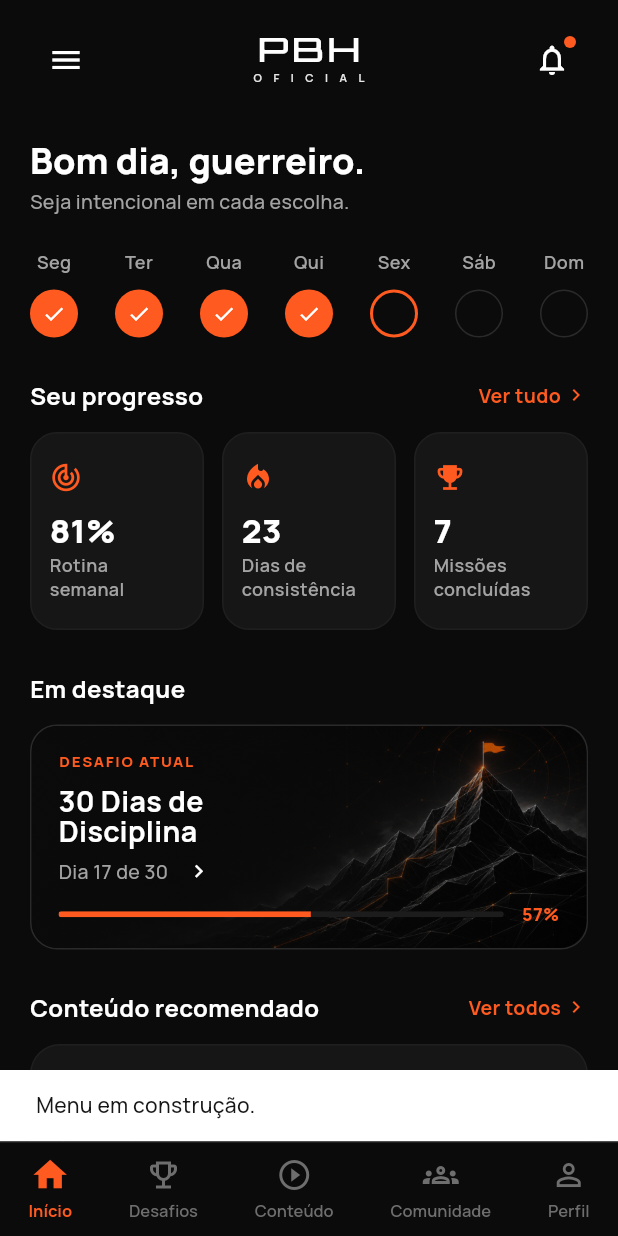
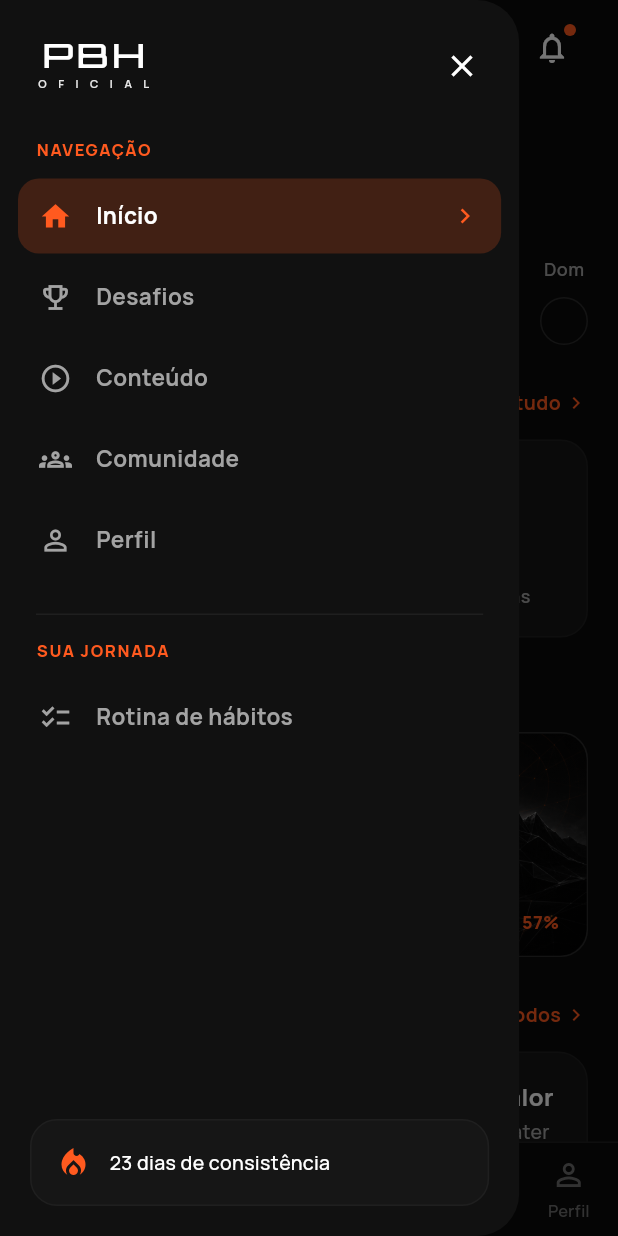
Before and after one commit to AmaralRage/pbh_oficial, a Flutter app: the screen it shows after launch, after a tap on "Começar agora", after a tap on the "menu" icon, on a phone screen of 412 x 824 dp. Run offline on Flutter 3.47's test engine with Material 3 defaults, Android fonts, the phone set to English and light mode, and no system bars; our stand-ins replace google_fonts.

Commit message:
ajustes e correções

```diff
--- a/lib/main_navigation.dart
+++ b/lib/main_navigation.dart
@@ -3,8 +3,12 @@ import 'core/theme/app_colors.dart';
 import 'screens/challenges_screen.dart';
 import 'screens/community_screen.dart';
 import 'screens/content_screen.dart';
+import 'screens/habits_screen.dart';
 import 'screens/home_screen.dart';
 import 'screens/profile_screen.dart';
+import 'core/navigation/app_transitions.dart';
+import 'widgets/pbh_app_drawer.dart';
+import 'widgets/pbh_app_header.dart';
 import 'widgets/pbh_bottom_nav.dart';
 
 /// Widget raiz que controla a navegação principal do app (bottom nav).
@@ -19,6 +23,8 @@ class MainNavigation extends StatefulWidget {
 }
 
 class _MainNavigationState extends State<MainNavigation> {
+  static const _sectionNames = ['Início', 'Desafios', 'Conteúdo', 'Comunidade', 'Perfil'];
+  final _scaffoldKey = GlobalKey<ScaffoldState>();
   late int _currentIndex;
   int _previousIndex = 0;
 
@@ -36,6 +42,14 @@ class _MainNavigationState extends State<MainNavigation> {
     });
   }
 
+  void _openMenu() => _scaffoldKey.currentState?.openDrawer();
+
+  void _openHabits() {
+    Navigator.of(context).push(
+      fadeSlideRoute(HabitsScreen(onNavigate: _goTo)),
+    );
+  }
+
   @override
   Widget build(BuildContext context) {
     final screens = [
@@ -47,11 +61,22 @@ class _MainNavigationState extends State<MainNavigation> {
     ];
 
     return Scaffold(
+      key: _scaffoldKey,
       backgroundColor: AppColors.background,
+      drawer: PbhAppDrawer(
+        currentIndex: _currentIndex,
+        onNavigate: _goTo,
+        onOpenHabits: _openHabits,
+      ),
       body: SafeArea(
-        top: false,
-        child: Padding(
-          padding: const EdgeInsets.only(top: 8),
+        bottom: false,
+        child: Column(
+          children: [
+            PbhAppHeader(
+              currentSection: _sectionNames[_currentIndex],
+              onMenuPressed: _openMenu,
+            ),
+            Expanded(
               child: AnimatedSwitcher(
                 duration: const Duration(milliseconds: 360),
                 reverseDuration: const Duration(milliseconds: 260),
@@ -75,6 +100,8 @@ class _MainNavigationState extends State<MainNavigation> {
                 ),
               ),
             ),
+          ],
+        ),
       ),
       bottomNavigationBar: PbhBottomNav(
         currentIndex: _currentIndex,
--- a/lib/models/community_post_model.dart
+++ b/lib/models/community_post_model.dart
@@ -19,6 +19,34 @@ class CommunityPostModel {
 }
 
 const List<CommunityPostModel> mockPosts = [
+  CommunityPostModel(
+    authorName: 'Samuel Robson Fiales',
+    authorInitials: 'SR',
+    timeAgo: '18min',
+    content:
+        'Entrei buscando disciplina e encontrei uma nova forma de conduzir minha vida. A rotina me devolveu presença em casa, foco no trabalho e confiança para cumprir o que prometo.',
+    likes: 187,
+    comments: 29,
+    achievementTag: 'Jornada transformadora',
+  ),
+  CommunityPostModel(
+    authorName: 'Wellerson Ramos',
+    authorInitials: 'WR',
+    timeAgo: '42min',
+    content:
+        'Depois de participar do projeto, parei de esperar motivação para agir. Os pequenos compromissos diários mudaram minha saúde, minha família e a maneira como enxergo meu futuro.',
+    likes: 163,
+    comments: 24,
+  ),
+  CommunityPostModel(
+    authorName: 'André Monteiro',
+    authorInitials: 'AM',
+    timeAgo: '1h',
+    content:
+        'A comunidade me mostrou que evolução não precisa ser solitária. Hoje tenho constância, apoio e orgulho da pessoa que estou construindo todos os dias.',
+    likes: 121,
+    comments: 18,
+  ),
   CommunityPostModel(
     authorName: 'Marcus V.',
     authorInitials: 'MV',
--- a/lib/screens/home_screen.dart
+++ b/lib/screens/home_screen.dart
@@ -6,7 +6,6 @@ import '../models/challenge_model.dart';
 import '../models/program_model.dart';
 import '../widgets/animated_entry.dart';
 import '../widgets/featured_challenge_card.dart';
-import '../widgets/pbh_logo.dart';
 import '../widgets/program_card.dart';
 import '../widgets/section_header.dart';
 import '../widgets/stat_card.dart';
@@ -31,39 +30,6 @@ class HomeScreen extends StatelessWidget {
       child: ListView(
         padding: const EdgeInsets.fromLTRB(20, 8, 20, 24),
         children: [
-          Row(
-            mainAxisAlignment: MainAxisAlignment.spaceBetween,
-            children: [
-              IconButton(
-                icon: const Icon(Icons.menu, color: AppColors.textPrimary),
-                onPressed: () => ScaffoldMessenger.of(context).showSnackBar(
-                  const SnackBar(content: Text('Menu em construção.')),
-                ),
-              ),
-              const PbhLogo(compact: true),
-              Stack(
-                clipBehavior: Clip.none,
-                children: [
-                  IconButton(
-                    icon: const Icon(Icons.notifications_none, color: AppColors.textPrimary),
-                    onPressed: () => ScaffoldMessenger.of(context).showSnackBar(
-                      const SnackBar(content: Text('Você está em dia por aqui.')),
-                    ),
-                  ),
-                  Positioned(
-                    right: 8,
-                    top: 8,
-                    child: Container(
-                      width: 8,
-                      height: 8,
-                      decoration: const BoxDecoration(color: AppColors.orange, shape: BoxShape.circle),
-                    ),
-                  ),
-                ],
-              ),
-            ],
-          ),
-          const SizedBox(height: 28),
           AnimatedEntry(
             delayMs: 60,
             child: Column(
--- /dev/null
+++ b/lib/widgets/pbh_app_drawer.dart
@@ -0,0 +1,160 @@
+import 'package:flutter/material.dart';
+
+import '../core/theme/app_colors.dart';
+import '../core/theme/app_text_styles.dart';
+import 'pbh_logo.dart';
+
+/// Menu principal aberto pelo icone de tres tracos da tela inicial.
+class PbhAppDrawer extends StatelessWidget {
+  final int currentIndex;
+  final ValueChanged<int> onNavigate;
+  final VoidCallback onOpenHabits;
+
+  const PbhAppDrawer({
+    super.key,
+    required this.currentIndex,
+    required this.onNavigate,
+    required this.onOpenHabits,
+  });
+
+  static const _mainItems = <_DrawerItemData>[
+    _DrawerItemData(icon: Icons.home_outlined, activeIcon: Icons.home, label: 'Início', index: 0),
+    _DrawerItemData(icon: Icons.emoji_events_outlined, activeIcon: Icons.emoji_events, label: 'Desafios', index: 1),
+    _DrawerItemData(icon: Icons.play_circle_outline, activeIcon: Icons.play_circle_fill, label: 'Conteúdo', index: 2),
+    _DrawerItemData(icon: Icons.groups_outlined, activeIcon: Icons.groups, label: 'Comunidade', index: 3),
+    _DrawerItemData(icon: Icons.person_outline, activeIcon: Icons.person, label: 'Perfil', index: 4),
+  ];
+
+  void _selectTab(BuildContext context, int index) {
+    Navigator.of(context).pop();
+    if (index != currentIndex) onNavigate(index);
+  }
+
+  void _openHabits(BuildContext context) {
+    Navigator.of(context).pop();
+    onOpenHabits();
+  }
+
+  @override
+  Widget build(BuildContext context) {
+    return Drawer(
+      width: MediaQuery.sizeOf(context).width * .84,
+      backgroundColor: AppColors.backgroundElevated,
+      shape: const RoundedRectangleBorder(
+        borderRadius: BorderRadius.horizontal(right: Radius.circular(28)),
+      ),
+      child: SafeArea(
+        child: Column(
+          crossAxisAlignment: CrossAxisAlignment.start,
+          children: [
+            Padding(
+              padding: const EdgeInsets.fromLTRB(24, 20, 14, 24),
+              child: Row(
+                children: [
+                  const PbhLogo(compact: true),
+                  const Spacer(),
+                  IconButton(
+                    tooltip: 'Fechar menu',
+                    icon: const Icon(Icons.close, color: AppColors.textPrimary),
+                    onPressed: () => Navigator.of(context).pop(),
+                  ),
+                ],
+              ),
+            ),
+            Padding(
+              padding: const EdgeInsets.symmetric(horizontal: 24),
+              child: Text('NAVEGAÇÃO', style: AppTextStyles.eyebrow),
+            ),
+            const SizedBox(height: 10),
+            ..._mainItems.map((item) => _DrawerNavigationItem(
+                  icon: currentIndex == item.index ? item.activeIcon : item.icon,
+                  label: item.label,
+                  selected: currentIndex == item.index,
+                  onTap: () => _selectTab(context, item.index),
+                )),
+            const Padding(
+              padding: EdgeInsets.fromLTRB(24, 22, 24, 16),
+              child: Divider(),
+            ),
+            Padding(
+              padding: const EdgeInsets.symmetric(horizontal: 24),
+              child: Text('SUA JORNADA', style: AppTextStyles.eyebrow),
+            ),
+            const SizedBox(height: 10),
+            _DrawerNavigationItem(
+              icon: Icons.checklist_outlined,
+              label: 'Rotina de hábitos',
+              selected: false,
+              onTap: () => _openHabits(context),
+            ),
+            const Spacer(),
+            Container(
+              margin: const EdgeInsets.all(20),
+              padding: const EdgeInsets.all(16),
+              decoration: BoxDecoration(
+                color: AppColors.surface,
+                borderRadius: BorderRadius.circular(18),
+                border: Border.all(color: AppColors.borderSubtle),
+              ),
+              child: Row(
+                children: [
+                  const Icon(Icons.local_fire_department, color: AppColors.orange),
+                  const SizedBox(width: 12),
+                  Expanded(
+                    child: Text('23 dias de consistência', style: AppTextStyles.bodySmall.copyWith(color: AppColors.textPrimary)),
+                  ),
+                ],
+              ),
+            ),
+          ],
+        ),
+      ),
+    );
+  }
+}
+
+class _DrawerItemData {
+  final IconData icon;
+  final IconData activeIcon;
+  final String label;
+  final int index;
+
+  const _DrawerItemData({required this.icon, required this.activeIcon, required this.label, required this.index});
+}
+
+class _DrawerNavigationItem extends StatelessWidget {
+  final IconData icon;
+  final String label;
+  final bool selected;
+  final VoidCallback onTap;
+
+  const _DrawerNavigationItem({required this.icon, required this.label, required this.selected, required this.onTap});
+
+  @override
+  Widget build(BuildContext context) {
+    final color = selected ? AppColors.orange : AppColors.textSecondary;
+    return Padding(
+      padding: const EdgeInsets.symmetric(horizontal: 12, vertical: 2),
+      child: Material(
+        color: selected ? AppColors.orangeDim : Colors.transparent,
+        borderRadius: BorderRadius.circular(14),
+        child: InkWell(
+          borderRadius: BorderRadius.circular(14),
+          onTap: onTap,
+          child: Padding(
+            padding: const EdgeInsets.symmetric(horizontal: 14, vertical: 14),
+            child: Row(
+              children: [
+                Icon(icon, color: color, size: 22),
+                const SizedBox(width: 16),
+                Text(label, style: AppTextStyles.titleMedium.copyWith(color: selected ? AppColors.textPrimary : AppColors.textSecondary, fontSize: 15)),
+                const Spacer(),
+                if (selected) const Icon(Icons.chevron_right, color: AppColors.orange, size: 20),
+              ],
+            ),
+          ),
+        ),
+      ),
+    );
+  }
+}
--- /dev/null
+++ b/lib/widgets/pbh_app_header.dart
@@ -0,0 +1,85 @@
+import 'package:flutter/material.dart';
+
+import '../core/theme/app_colors.dart';
+import '../core/theme/app_text_styles.dart';
+import 'pbh_logo.dart';
+
+/// Cabeçalho permanente das seções principais do aplicativo.
+/// O indicador abaixo da marca mostra a área selecionada sem substituir a
+/// identidade visual fixa do topo.
+class PbhAppHeader extends StatelessWidget {
+  final String currentSection;
+  final VoidCallback onMenuPressed;
+
+  const PbhAppHeader({
+    super.key,
+    required this.currentSection,
+    required this.onMenuPressed,
+  });
+
+  @override
+  Widget build(BuildContext context) {
+    return Container(
+      color: AppColors.background,
+      padding: const EdgeInsets.fromLTRB(20, 8, 20, 10),
+      child: Column(
+        children: [
+          SizedBox(
+            height: 48,
+            child: Row(
+              children: [
+                IconButton(
+                  tooltip: 'Abrir menu',
+                  icon: const Icon(Icons.menu, color: AppColors.textPrimary),
+                  onPressed: onMenuPressed,
+                ),
+                const Expanded(child: Center(child: PbhLogo(compact: true))),
+                Stack(
+                  clipBehavior: Clip.none,
+                  children: [
+                    IconButton(
+                      tooltip: 'Notificações',
+                      icon: const Icon(Icons.notifications_none, color: AppColors.textPrimary),
+                      onPressed: () => ScaffoldMessenger.of(context).showSnackBar(
+                        const SnackBar(content: Text('Você está em dia por aqui.')),
+                      ),
+                    ),
+                    Positioned(
+                      right: 8,
+                      top: 8,
+                      child: Container(
+                        width: 8,
+                        height: 8,
+                        decoration: const BoxDecoration(color: AppColors.orange, shape: BoxShape.circle),
+                      ),
+                    ),
+                  ],
+                ),
+              ],
+            ),
+          ),
+          const SizedBox(height: 9),
+          AnimatedSwitcher(
+            duration: const Duration(milliseconds: 180),
+            child: Row(
+              key: ValueKey(currentSection),
+              mainAxisSize: MainAxisSize.min,
+              children: [
+                Container(
+                  width: 6,
+                  height: 6,
+                  decoration: const BoxDecoration(color: AppColors.orange, shape: BoxShape.circle),
+                ),
+                const SizedBox(width: 7),
+                Text(
+                  currentSection.toUpperCase(),
+                  style: AppTextStyles.eyebrow.copyWith(fontSize: 10),
+                ),
+              ],
+            ),
+          ),
+        ],
+      ),
+    );
+  }
+}
```
Lines whose indentation alone changed are shown as unchanged.
